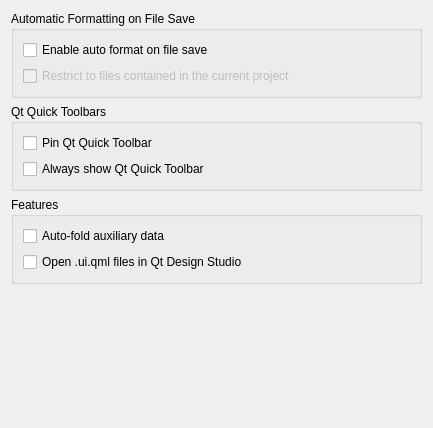
First picture: the form in src/plugins/qmljseditor/qmljseditingsettingspage.ui, repository qt-creator/qt-creator, before the edit.
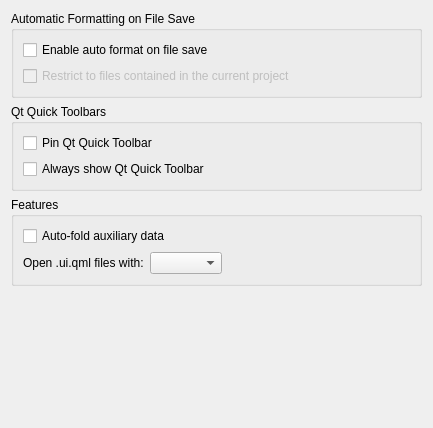
Second picture: the form after the edit.

Commit message:
QmlJsEditor: Change "always open with QDS" setting type to combo box
Task-number: QDS-6807

```diff
--- a/src/plugins/qmljseditor/qmljseditingsettingspage.ui
+++ b/src/plugins/qmljseditor/qmljseditingsettingspage.ui
@@ -93,11 +93,25 @@
        </widget>
       </item>
       <item>
-      <widget class="QCheckBox" name="openUiQmlFilesInQDS">
+       <layout class="QHBoxLayout" name="uiQmlLayout">
+        <item alignment="Qt::AlignLeft">
+         <widget class="QLabel" name="uiQmlOpenLabel">
        <property name="text">
-        <string>Open .ui.qml files in Qt Design Studio</string>
-       </property>
-      </widget>
+           <string>Open .ui.qml files with:</string>
+          </property>
+         </widget>
+        </item>
+        <item alignment="Qt::AlignLeft">
+         <widget class="QComboBox" name="uiQmlOpenComboBox">
+          <property name="sizePolicy">
+           <sizepolicy hsizetype="Expanding" vsizetype="Fixed">
+            <horstretch>1</horstretch>
+            <verstretch>0</verstretch>
+           </sizepolicy>
+          </property>
+         </widget>
+        </item>
+       </layout>
      </item>
      </layout>
     </widget>
```
Lines whose indentation alone changed are shown as unchanged. The commit also changes 2 other files.
